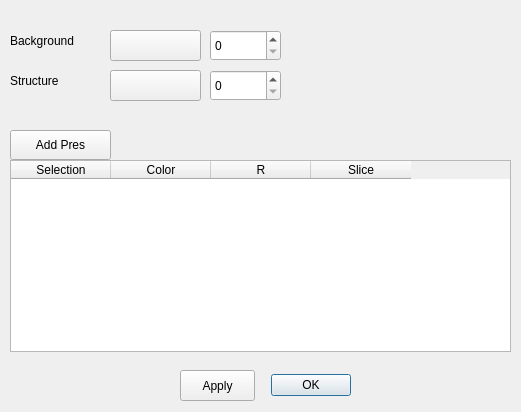
Before: the Qt Designer form colordialog.ui in xitongsys/TRIM3D, drawn with Qt 5.
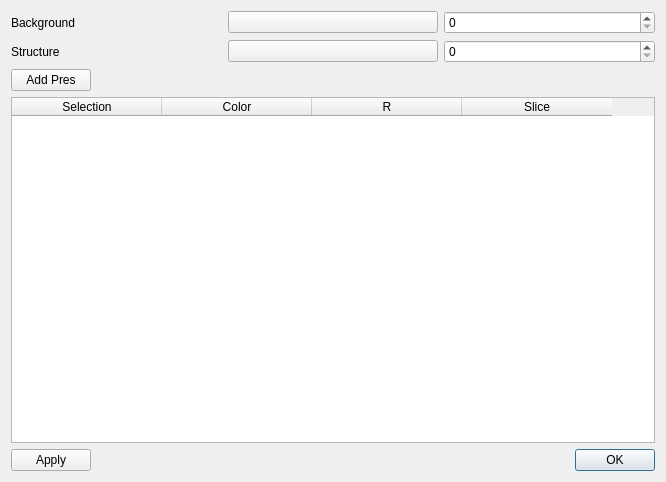
After: the same form once the commit is applied. Icons and pictures are not drawn.

Patch:
```diff
--- a/colordialog.ui
+++ b/colordialog.ui
@@ -6,8 +6,8 @@
    <rect>
     <x>0</x>
     <y>0</y>
-    <width>521</width>
-    <height>412</height>
+    <width>666</width>
+    <height>482</height>
    </rect>
   </property>
   <property name="windowTitle">
@@ -16,99 +16,49 @@
   <property name="modal">
    <bool>false</bool>
   </property>
-  <widget class="QDialogButtonBox" name="buttonBox">
-   <property name="geometry">
-    <rect>
-     <x>260</x>
-     <y>370</y>
-     <width>91</width>
-     <height>31</height>
-    </rect>
-   </property>
-   <property name="orientation">
-    <enum>Qt::Horizontal</enum>
-   </property>
-   <property name="standardButtons">
-    <set>QDialogButtonBox::Ok</set>
-   </property>
-  </widget>
+  <layout class="QGridLayout" name="gridLayout_3">
+   <item row="0" column="0">
+    <layout class="QGridLayout" name="gridLayout">
+     <item row="0" column="0">
   <widget class="QLabel" name="label">
-   <property name="geometry">
-    <rect>
-     <x>10</x>
-     <y>20</y>
-     <width>91</width>
-     <height>41</height>
-    </rect>
-   </property>
    <property name="text">
     <string>Background</string>
    </property>
   </widget>
+     </item>
+     <item row="0" column="1">
   <widget class="QPushButton" name="bgBT">
-   <property name="geometry">
-    <rect>
-     <x>110</x>
-     <y>30</y>
-     <width>91</width>
-     <height>31</height>
-    </rect>
-   </property>
    <property name="text">
     <string/>
    </property>
   </widget>
+     </item>
+     <item row="0" column="2">
+      <widget class="QSpinBox" name="bgASB">
+       <property name="maximum">
+        <number>100</number>
+       </property>
+       <property name="singleStep">
+        <number>5</number>
+       </property>
+      </widget>
+     </item>
+     <item row="1" column="0">
   <widget class="QLabel" name="label_3">
-   <property name="geometry">
-    <rect>
-     <x>10</x>
-     <y>65</y>
-     <width>81</width>
-     <height>31</height>
-    </rect>
-   </property>
    <property name="text">
     <string>Structure</string>
    </property>
   </widget>
+     </item>
+     <item row="1" column="1">
   <widget class="QPushButton" name="structureBT">
-   <property name="geometry">
-    <rect>
-     <x>110</x>
-     <y>70</y>
-     <width>91</width>
-     <height>31</height>
-    </rect>
-   </property>
    <property name="text">
     <string/>
    </property>
   </widget>
-  <widget class="QSpinBox" name="bgASB">
-   <property name="geometry">
-    <rect>
-     <x>210</x>
-     <y>30</y>
-     <width>71</width>
-     <height>31</height>
-    </rect>
-   </property>
-   <property name="maximum">
-    <number>100</number>
-   </property>
-   <property name="singleStep">
-    <number>5</number>
-   </property>
-  </widget>
+     </item>
+     <item row="1" column="2">
   <widget class="QSpinBox" name="objASB">
-   <property name="geometry">
-    <rect>
-     <x>210</x>
-     <y>70</y>
-     <width>71</width>
-     <height>31</height>
-    </rect>
-   </property>
    <property name="maximum">
     <number>100</number>
    </property>
@@ -116,28 +66,40 @@
     <number>5</number>
    </property>
   </widget>
-  <widget class="QPushButton" name="applyBT">
-   <property name="geometry">
-    <rect>
-     <x>180</x>
-     <y>370</y>
-     <width>75</width>
-     <height>31</height>
-    </rect>
-   </property>
+     </item>
+    </layout>
+   </item>
+   <item row="1" column="0">
+    <layout class="QGridLayout" name="gridLayout_2">
+     <item row="0" column="0">
+      <widget class="QPushButton" name="addPresBT">
    <property name="text">
-    <string>Apply</string>
-   </property>
-  </widget>
+        <string>Add Pres</string>
+       </property>
+       <property name="icon">
+        <iconset resource="res.qrc">
+         <normaloff>:/images/add.svg</normaloff>:/images/add.svg</iconset>
+       </property>
+      </widget>
+     </item>
+     <item row="0" column="1">
+      <spacer name="horizontalSpacer">
+       <property name="orientation">
+        <enum>Qt::Horizontal</enum>
+       </property>
+       <property name="sizeHint" stdset="0">
+        <size>
+         <width>398</width>
+         <height>20</height>
+        </size>
+       </property>
+      </spacer>
+     </item>
+     <item row="1" column="0" colspan="2">
   <widget class="QTableWidget" name="presWT">
-   <property name="geometry">
-    <rect>
-     <x>10</x>
-     <y>160</y>
-     <width>501</width>
-     <height>192</height>
-    </rect>
-   </property>
+       <attribute name="horizontalHeaderDefaultSectionSize">
+        <number>150</number>
+       </attribute>
    <column>
     <property name="text">
      <string>Selection</string>
@@ -159,21 +121,35 @@
     </property>
    </column>
   </widget>
-  <widget class="QPushButton" name="addPresBT">
-   <property name="geometry">
-    <rect>
-     <x>10</x>
-     <y>130</y>
-     <width>101</width>
-     <height>30</height>
-    </rect>
-   </property>
+     </item>
+    </layout>
+   </item>
+   <item row="2" column="0">
+    <layout class="QHBoxLayout" name="horizontalLayout">
+     <item>
+      <widget class="QPushButton" name="applyBT">
    <property name="text">
-    <string>Add Pres</string>
-   </property>
-  </widget>
- </widget>
- <resources/>
+        <string>Apply</string>
+       </property>
+      </widget>
+     </item>
+     <item>
+      <widget class="QDialogButtonBox" name="buttonBox">
+       <property name="orientation">
+        <enum>Qt::Horizontal</enum>
+       </property>
+       <property name="standardButtons">
+        <set>QDialogButtonBox::Ok</set>
+       </property>
+      </widget>
+     </item>
+    </layout>
+   </item>
+  </layout>
+ </widget>
+ <resources>
+  <include location="res.qrc"/>
+ </resources>
  <connections>
   <connection>
    <sender>buttonBox</sender>
```
Lines whose indentation alone changed are shown as unchanged.
